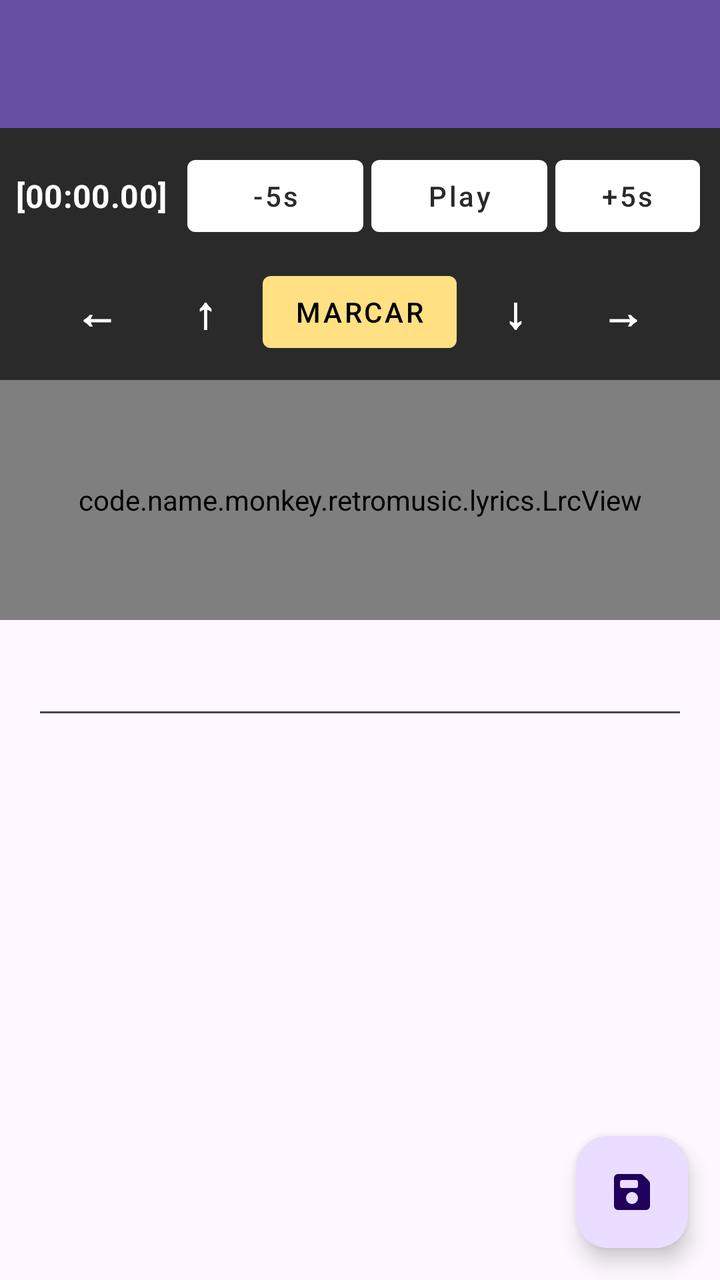
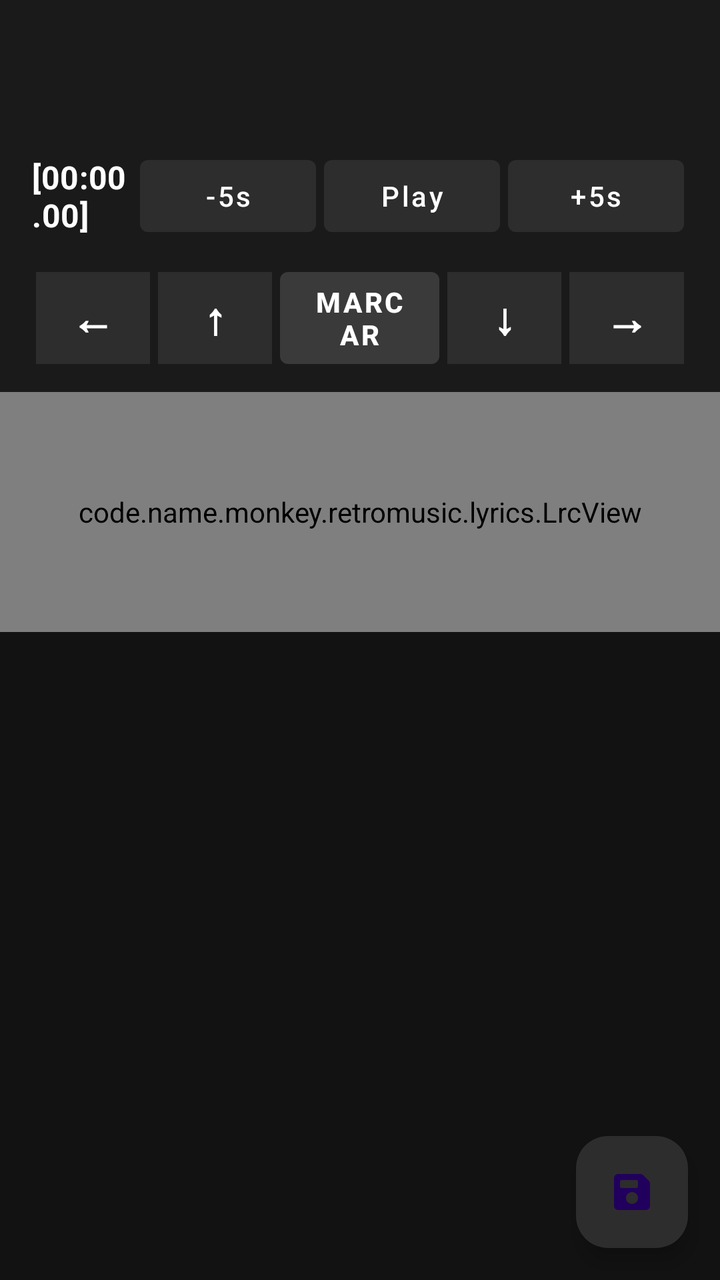

Before-and-after screenshots of an Android layout around one commit, followed by the original layout XML and the change that was made.
<!-- AndroidManifest.xml: application theme Theme.RetroMusic.FollowSystem -->
<!-- res/layout/fragment_lyrics.xml -->
<?xml version="1.0" encoding="utf-8"?>
<LinearLayout 
    xmlns:android="http://schemas.android.com/apk/res/android"
    xmlns:app="http://schemas.android.com/apk/res-auto"
    xmlns:tools="http://tools.android.com/tools"
    android:layout_width="match_parent"
    android:layout_height="match_parent"
    android:orientation="vertical"
    android:background="?android:attr/windowBackground"
    android:fitsSystemWindows="true">

    <com.google.android.material.appbar.MaterialToolbar
        android:id="@+id/toolbar"
        style="@style/Widget.MaterialComponents.Toolbar.Primary"
        android:layout_width="match_parent"
        android:layout_height="?attr/actionBarSize"
        android:background="?attr/colorPrimary" />

    <LinearLayout
        android:id="@+id/llSincroControls"
        android:layout_width="match_parent"
        android:layout_height="wrap_content"
        android:orientation="vertical"
        android:padding="8dp"
        android:background="#2A2A2A">

        <LinearLayout
            android:layout_width="match_parent"
            android:layout_height="wrap_content"
            android:gravity="center"
            android:orientation="horizontal">

            <TextView
                android:id="@+id/tvCurrentTime"
                android:layout_width="wrap_content"
                android:layout_height="wrap_content"
                android:layout_marginEnd="8dp"
                android:text="[00:00.00]"
                android:textAppearance="@style/TextAppearance.MaterialComponents.Subtitle1"
                android:textColor="@android:color/white"
                android:textStyle="bold" />

            <com.google.android.material.button.MaterialButton
                android:id="@+id/btnRew"
                style="@style/Widget.MaterialComponents.Button.UnelevatedButton"
                android:layout_width="wrap_content"
                android:layout_height="wrap_content"
                android:layout_margin="2dp"
                android:textColor="#2A2A2A"
                app:backgroundTint="@android:color/white"
                android:text="-5s" />

            <com.google.android.material.button.MaterialButton
                android:id="@+id/btnPlayPause"
                style="@style/Widget.MaterialComponents.Button.UnelevatedButton"
                android:layout_width="wrap_content"
                android:layout_height="wrap_content"
                android:layout_margin="2dp"
                android:textColor="#2A2A2A"
                app:backgroundTint="@android:color/white"
                android:text="Play" />

            <com.google.android.material.button.MaterialButton
                android:id="@+id/btnFwd"
                style="@style/Widget.MaterialComponents.Button.UnelevatedButton"
                android:layout_width="wrap_content"
                android:layout_height="wrap_content"
                android:layout_margin="2dp"
                android:textColor="#2A2A2A"
                app:backgroundTint="@android:color/white"
                android:text="+5s" />
        </LinearLayout>

        <LinearLayout
            android:layout_width="match_parent"
            android:layout_height="wrap_content"
            android:layout_marginTop="6dp"
            android:gravity="center"
            android:orientation="horizontal">

            <TextView
                android:id="@+id/btnLeft"
                android:layout_width="50dp"
                android:layout_height="40dp"
                android:layout_margin="2dp"
                android:background="?attr/selectableItemBackground"
                android:clickable="true"
                android:focusable="false"
                android:gravity="center"
                android:text="←"
                android:textColor="@android:color/white"
                android:textSize="22sp"
                android:textStyle="bold" />

            <TextView
                android:id="@+id/btnUp"
                android:layout_width="50dp"
                android:layout_height="40dp"
                android:layout_margin="2dp"
                android:background="?attr/selectableItemBackground"
                android:clickable="true"
                android:focusable="false"
                android:gravity="center"
                android:text="↑"
                android:textColor="@android:color/white"
                android:textSize="22sp"
                android:textStyle="bold" />

            <com.google.android.material.button.MaterialButton
                android:id="@+id/btnMark"
                style="@style/Widget.MaterialComponents.Button.UnelevatedButton"
                android:layout_width="wrap_content"
                android:layout_height="wrap_content"
                android:layout_margin="2dp"
                android:textColor="@android:color/black"
                app:backgroundTint="#FFE082"
                android:text="MARCAR" />

            <TextView
                android:id="@+id/btnDown"
                android:layout_width="50dp"
                android:layout_height="40dp"
                android:layout_margin="2dp"
                android:background="?attr/selectableItemBackground"
                android:clickable="true"
                android:focusable="false"
                android:gravity="center"
                android:text="↓"
                android:textColor="@android:color/white"
                android:textSize="22sp"
                android:textStyle="bold" />

            <TextView
                android:id="@+id/btnRight"
                android:layout_width="50dp"
                android:layout_height="40dp"
                android:layout_margin="2dp"
                android:background="?attr/selectableItemBackground"
                android:clickable="true"
                android:focusable="false"
                android:gravity="center"
                android:text="→"
                android:textColor="@android:color/white"
                android:textSize="22sp"
                android:textStyle="bold" />
        </LinearLayout>
    </LinearLayout>

    <code.name.monkey.retromusic.lyrics.LrcView
        android:id="@+id/lyricsView"
        android:layout_width="match_parent"
        android:layout_height="120dp"
        android:background="#1A000000"
        android:visibility="visible" />

    <FrameLayout
        android:layout_width="match_parent"
        android:layout_height="0dp"
        android:layout_weight="1">

        <androidx.core.widget.NestedScrollView
            android:layout_width="match_parent"
            android:layout_height="match_parent"
            android:fillViewport="true">

            <LinearLayout
                android:layout_width="match_parent"
                android:layout_height="wrap_content"
                android:orientation="vertical"
                android:padding="16dp">

                <EditText
                    android:id="@+id/etLyrics"
                    android:layout_width="match_parent"
                    android:layout_height="wrap_content"
                    android:gravity="top|start"
                    android:inputType="textMultiLine|textNoSuggestions"
                    android:scrollbars="vertical"
                    android:textAppearance="@style/TextAppearance.MaterialComponents.Body1"
                    android:visibility="visible"
                    tools:ignore="SpeakableTextPresentCheck" />

                <TextView
                    android:id="@+id/normalLyrics"
                    android:layout_width="match_parent"
                    android:layout_height="wrap_content"
                    android:lineSpacingMultiplier="1.2"
                    android:textAppearance="@style/TextAppearance.MaterialComponents.Body1"
                    android:visibility="gone" />

                <TextView
                    android:id="@+id/noLyricsFound"
                    android:layout_width="wrap_content"
                    android:layout_height="wrap_content"
                    android:layout_gravity="center"
                    android:text="@string/no_lyrics_found"
                    android:textAppearance="@style/TextAppearance.MaterialComponents.Subtitle1"
                    android:visibility="gone" />
            </LinearLayout>
        </androidx.core.widget.NestedScrollView>

        <com.google.android.material.floatingactionbutton.FloatingActionButton
            android:id="@+id/saveFab"
            android:layout_width="wrap_content"
            android:layout_height="wrap_content"
            android:layout_gravity="bottom|end"
            android:layout_margin="16dp"
            app:srcCompat="@drawable/ic_save"
            tools:ignore="SpeakableTextPresentCheck" />
    </FrameLayout>
</LinearLayout>
<!-- resources referenced by this layout -->
<resources>
  <string name="no_lyrics_found">No lyrics found</string>
  <style name="Theme.RetroMusic.FollowSystem" parent="Theme.RetroMusic.Base.Adaptive">
          <item name="android:windowBackground">?colorSurface</item>
      </style>
  <!-- drawable round_selector (drawable) -->
  <ripple xmlns:android="http://schemas.android.com/apk/res/android"
      android:color="?android:attr/colorControlHighlight">
  
      <item
          android:id="@android:id/mask"
          android:drawable="@drawable/round_selector_mask" />
  
  </ripple>
  <!-- drawable rect_selector (drawable) -->
  <?xml version="1.0" encoding="utf-8"?>
  <ripple xmlns:android="http://schemas.android.com/apk/res/android"
      android:color="?android:attr/colorControlHighlight">
  
      <item android:id="@android:id/mask">
          <shape>
              <corners android:radius="@dimen/m3_card_corner_radius" />
              <solid android:color="@color/md_green_500" />
          </shape>
      </item>
      <item>
          <selector>
              <item android:state_activated="true">
                  <shape>
                      <corners android:radius="@dimen/m3_card_corner_radius" />
                      <solid android:color="?android:attr/colorControlHighlight" />
                  </shape>
              </item>
          </selector>
      </item>
  </ripple>
  <style name="Widget.ActionButton.Overflow" parent="Widget.AppCompat.ActionButton.Overflow">
          <item name="android:contentDescription">@string/abc_action_menu_overflow_description</item>
      </style>
  <style name="MaterialAlertDialogTheme" parent="ThemeOverlay.Material3.MaterialAlertDialog" />
  <style name="MaterialButtonTheme" parent="Widget.Material3.Button">
          <item name="cornerRadius">6dp</item>
          <item name="iconGravity">textStart</item>
          <item name="iconTint">?attr/colorControlNormal</item>
          <item name="android:textColor">?android:attr/textColorPrimary</item>
          <item name="android:textAppearance">@style/TextViewNormal</item>
          <item name="android:textAllCaps">false</item>
          <item name="android:paddingTop">@dimen/button_padding_vertical</item>
          <item name="android:paddingBottom">@dimen/button_padding_vertical</item>
      </style>
  <style name="MaterialPopupMenuStyle" parent="Widget.Material3.PopupMenu">
          <item name="android:popupBackground">@drawable/popup_background</item>
      </style>
  <color name="elevationOverlay">@color/elevationOverlayLight</color>
  <!-- drawable popup_background (drawable) -->
  <?xml version="1.0" encoding="utf-8"?>
  <layer-list xmlns:android="http://schemas.android.com/apk/res/android">
      <item>
          <shape>
              <solid android:color="?attr/colorSurface" />
              <corners android:radius="20dp" />
          </shape>
      </item>
      <item>
          <shape>
              <solid android:color="@color/m3_popupmenu_overlay_color"/>
              <corners android:radius="20dp" />
              <padding
                  android:bottom="10dp"
                  android:top="10dp" />
          </shape>
      </item>
  </layer-list>
  <!-- drawable round_selector_mask (drawable) -->
  <?xml version="1.0" encoding="utf-8"?>
  <shape xmlns:android="http://schemas.android.com/apk/res/android"
      android:shape="oval">
      <solid android:color="@android:color/white" />
  </shape>
  <dimen name="m3_card_corner_radius">16dp</dimen>
  <color name="md_green_500">#4CAF50</color>
  <style name="TextViewNormal" parent="">
          <item name="android:textSize">14sp</item>
      </style>
  <dimen name="button_padding_vertical">10dp</dimen>
  <color name="elevationOverlayLight">@color/md_grey_500</color>
  <color name="md_grey_500">#9E9E9E</color>
  <!-- unchanged entries left out for length: 2 -->
</resources>

<!-- the commit's change to res/layout/fragment_lyrics.xml (unified diff, before → after) -->
@@ -6,7 +6,7 @@
     android:layout_width="match_parent"
     android:layout_height="match_parent"
     android:orientation="vertical"
-    android:background="?android:attr/windowBackground"
+    android:background="#121212"
     android:fitsSystemWindows="true">
 
     <com.google.android.material.appbar.MaterialToolbar
@@ -14,27 +14,31 @@
         style="@style/Widget.MaterialComponents.Toolbar.Primary"
         android:layout_width="match_parent"
         android:layout_height="?attr/actionBarSize"
-        android:background="?attr/colorPrimary" />
+        android:background="#1A1A1A"
+        app:titleTextColor="@android:color/white" />
 
     <LinearLayout
         android:id="@+id/llSincroControls"
         android:layout_width="match_parent"
         android:layout_height="wrap_content"
         android:orientation="vertical"
-        android:padding="8dp"
-        android:background="#2A2A2A">
+        android:paddingLeft="16dp"
+        android:paddingTop="8dp"
+        android:paddingRight="16dp"
+        android:paddingBottom="12dp"
+        android:background="#1A1A1A">
 
         <LinearLayout
             android:layout_width="match_parent"
             android:layout_height="wrap_content"
-            android:gravity="center"
+            android:gravity="center_vertical"
             android:orientation="horizontal">
 
             <TextView
                 android:id="@+id/tvCurrentTime"
-                android:layout_width="wrap_content"
-                android:layout_height="wrap_content"
-                android:layout_marginEnd="8dp"
+                android:layout_width="0dp"
+                android:layout_height="wrap_content"
+                android:layout_weight="1"
                 android:text="[00:00.00]"
                 android:textAppearance="@style/TextAppearance.MaterialComponents.Subtitle1"
                 android:textColor="@android:color/white"
@@ -46,8 +50,8 @@
                 android:layout_width="wrap_content"
                 android:layout_height="wrap_content"
                 android:layout_margin="2dp"
-                android:textColor="#2A2A2A"
-                app:backgroundTint="@android:color/white"
+                android:textColor="@android:color/white"
+                app:backgroundTint="#2D2D2D"
                 android:text="-5s" />
 
             <com.google.android.material.button.MaterialButton
@@ -56,8 +60,8 @@
                 android:layout_width="wrap_content"
                 android:layout_height="wrap_content"
                 android:layout_margin="2dp"
-                android:textColor="#2A2A2A"
-                app:backgroundTint="@android:color/white"
+                android:textColor="@android:color/white"
+                app:backgroundTint="#2D2D2D"
                 android:text="Play" />
 
             <com.google.android.material.button.MaterialButton
@@ -66,24 +70,25 @@
                 android:layout_width="wrap_content"
                 android:layout_height="wrap_content"
                 android:layout_margin="2dp"
-                android:textColor="#2A2A2A"
-                app:backgroundTint="@android:color/white"
+                android:textColor="@android:color/white"
+                app:backgroundTint="#2D2D2D"
                 android:text="+5s" />
         </LinearLayout>
 
         <LinearLayout
             android:layout_width="match_parent"
             android:layout_height="wrap_content"
-            android:layout_marginTop="6dp"
+            android:layout_marginTop="10dp"
             android:gravity="center"
             android:orientation="horizontal">
 
             <TextView
                 android:id="@+id/btnLeft"
-                android:layout_width="50dp"
-                android:layout_height="40dp"
-                android:layout_margin="2dp"
-                android:background="?attr/selectableItemBackground"
+                android:layout_width="0dp"
+                android:layout_height="46dp"
+                android:layout_margin="2dp"
+                android:layout_weight="1"
+                android:background="#2D2D2D"
                 android:clickable="true"
                 android:focusable="false"
                 android:gravity="center"
@@ -94,10 +99,11 @@
 
             <TextView
                 android:id="@+id/btnUp"
-                android:layout_width="50dp"
-                android:layout_height="40dp"
-                android:layout_margin="2dp"
-                android:background="?attr/selectableItemBackground"
+                android:layout_width="0dp"
+                android:layout_height="46dp"
+                android:layout_margin="2dp"
+                android:layout_weight="1"
+                android:background="#2D2D2D"
                 android:clickable="true"
                 android:focusable="false"
                 android:gravity="center"
@@ -109,19 +115,24 @@
             <com.google.android.material.button.MaterialButton
                 android:id="@+id/btnMark"
                 style="@style/Widget.MaterialComponents.Button.UnelevatedButton"
-                android:layout_width="wrap_content"
-                android:layout_height="wrap_content"
-                android:layout_margin="2dp"
-                android:textColor="@android:color/black"
-                app:backgroundTint="#FFE082"
-                android:text="MARCAR" />
+                android:layout_width="0dp"
+                android:layout_height="46dp"
+                android:layout_margin="2dp"
+                android:layout_weight="1.4"
+                android:textColor="@android:color/white"
+                app:backgroundTint="#3A3A3A"
+                android:text="MARCAR"
+                android:insetTop="0dp"
+                android:insetBottom="0dp"
+                android:textStyle="bold" />
 
             <TextView
                 android:id="@+id/btnDown"
-                android:layout_width="50dp"
-                android:layout_height="40dp"
-                android:layout_margin="2dp"
-                android:background="?attr/selectableItemBackground"
+                android:layout_width="0dp"
+                android:layout_height="46dp"
+                android:layout_margin="2dp"
+                android:layout_weight="1"
+                android:background="#2D2D2D"
                 android:clickable="true"
                 android:focusable="false"
                 android:gravity="center"
@@ -132,10 +143,11 @@
 
             <TextView
                 android:id="@+id/btnRight"
-                android:layout_width="50dp"
-                android:layout_height="40dp"
-                android:layout_margin="2dp"
-                android:background="?attr/selectableItemBackground"
+                android:layout_width="0dp"
+                android:layout_height="46dp"
+                android:layout_margin="2dp"
+                android:layout_weight="1"
+                android:background="#2D2D2D"
                 android:clickable="true"
                 android:focusable="false"
                 android:gravity="center"
@@ -150,7 +162,9 @@
         android:id="@+id/lyricsView"
         android:layout_width="match_parent"
         android:layout_height="120dp"
-        android:background="#1A000000"
+        android:background="#1F000000"
+        android:paddingLeft="16dp"
+        android:paddingRight="16dp"
         android:visibility="visible" />
 
     <FrameLayout
@@ -167,7 +181,10 @@
                 android:layout_width="match_parent"
                 android:layout_height="wrap_content"
                 android:orientation="vertical"
-                android:padding="16dp">
+                android:paddingLeft="16dp"
+                android:paddingTop="12dp"
+                android:paddingRight="16dp"
+                android:paddingBottom="16dp">
 
                 <EditText
                     android:id="@+id/etLyrics"
@@ -175,6 +192,8 @@
                     android:layout_height="wrap_content"
                     android:gravity="top|start"
                     android:inputType="textMultiLine|textNoSuggestions"
+                    android:background="@android:color/transparent"
+                    android:textColor="@android:color/white"
                     android:scrollbars="vertical"
                     android:textAppearance="@style/TextAppearance.MaterialComponents.Body1"
                     android:visibility="visible"
@@ -185,6 +204,7 @@
                     android:layout_width="match_parent"
                     android:layout_height="wrap_content"
                     android:lineSpacingMultiplier="1.2"
+                    android:textColor="@android:color/white"
                     android:textAppearance="@style/TextAppearance.MaterialComponents.Body1"
                     android:visibility="gone" />
 
@@ -206,6 +226,8 @@
             android:layout_gravity="bottom|end"
             android:layout_margin="16dp"
             app:srcCompat="@drawable/ic_save"
+            app:backgroundTint="#2D2D2D"
+            android:tint="@android:color/white"
             tools:ignore="SpeakableTextPresentCheck" />
     </FrameLayout>
 </LinearLayout>
